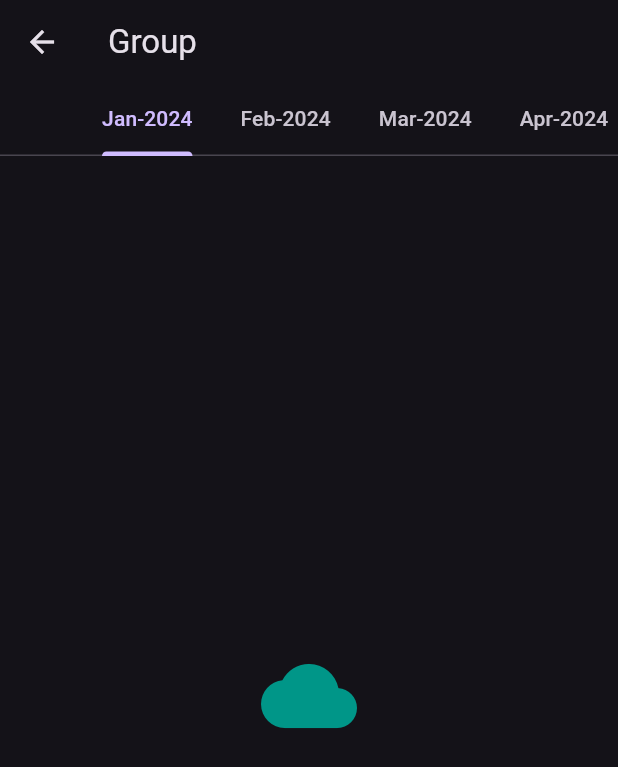
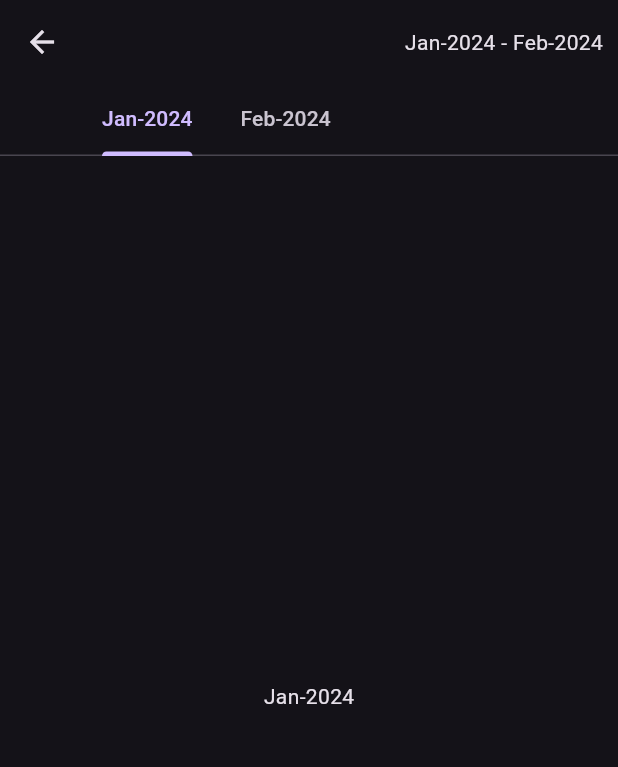
Before and after one commit to pratikmmohite/bachatgatmanager, a Flutter app: the GroupActions screen opened directly with empty values, on a phone screen of 412 x 824 dp. Shown: the top 767 px of the screen. Run offline on Flutter 3.47's test engine with Material 3 defaults, Android fonts, the phone set to English and light mode, and no system bars; our stand-ins replace sqflite, sqflite_common_ffi_web; accounts and stored records are empty.

Commit message:
Auto date tabs creating depending on start date of group

```diff
--- a/lib/common/widgets/custom_text_field.dart
+++ b/lib/common/widgets/custom_text_field.dart
@@ -8,6 +8,7 @@ class CustomTextField extends StatelessWidget {
   TextInputType? keyboardType;
   ValueChanged<String>? onChange;
   bool isRequired;
+  bool readOnly;
 
   CustomTextField(
       {super.key,
@@ -17,7 +18,8 @@ class CustomTextField extends StatelessWidget {
       this.maxLines,
       this.keyboardType,
       this.onChange,
-      this.isRequired = false});
+      this.isRequired = false,
+      this.readOnly = false});
 
   @override
   Widget build(BuildContext context) {
@@ -34,6 +36,7 @@ class CustomTextField extends StatelessWidget {
               return null;
             }
           : null,
+      readOnly: readOnly,
       decoration: InputDecoration(
         labelText: label,
         hintText: "Enter $label",
--- a/lib/features/groups/pages/group_actions.dart
+++ b/lib/features/groups/pages/group_actions.dart
@@ -10,7 +10,23 @@ class GroupActions extends StatefulWidget {
   State<GroupActions> createState() => _GroupActionsState();
 }
 
-class _GroupActionsState extends State<GroupActions> {
+class _GroupActionsState extends State<GroupActions>
+    with SingleTickerProviderStateMixin {
+  late Group group;
+  List<String> tabMonths = [];
+  List<Tab> tabs = [];
+  List<Widget> tabContent = [];
+  TabController? tabController;
+
+  @override
+  void initState() {
+    super.initState();
+    group = widget.group;
+    buildMonths();
+  }
+
+  void buildMonths() {
+    var dt = DateTime.now();
     List<String> months = [
       "Jan",
       "Feb",
@@ -25,36 +41,67 @@ class _GroupActionsState extends State<GroupActions> {
       "Nov",
       "Dec",
     ];
-  int currentMonth = 0;
-  int currentYear = 0;
-
-  @override
-  void initState() {
-    super.initState();
-    var dt = DateTime.now();
-    currentMonth = dt.month;
-    currentYear = dt.year;
+    var sdt = group.sdt;
+    var sMonth = sdt.month;
+    var sYear = sdt.year;
+    tabs = [];
+    var currentDtStr = "${months[dt.month - 1]}-${dt.year}";
+    for (int i = sMonth; i < sMonth + 12; i++) {
+      var month = ((i - 1) % 11);
+      var tabStr = "${months[month]}-$sYear";
+      tabMonths.add(tabStr);
+      tabs.add(Tab(
+        text: tabStr,
+      ));
+      tabContent.add(buildTabContent(tabStr));
+      if (i % 11 == 0) {
+        sYear++;
+      }
+      if (dt.year >= sYear && month >= dt.month) {
+        break;
+      }
+    }
+    var initialIndex = tabMonths.indexOf(currentDtStr);
+    initialIndex = initialIndex >= 0 ? initialIndex : 0;
+    tabController = TabController(
+        length: tabs.length, vsync: this, initialIndex: initialIndex);
   }
 
-  void buildMonths() {}
+  Widget buildTabContent(String month) {
+    return Center(
+      child: Text(month),
+    );
+  }
 
   @override
   Widget build(BuildContext context) {
-    final _kTabs = months.map((e) => Tab(text: "$e-$currentYear")).toList();
-    final _kTabPages = months
-        .map((e) =>
-            Center(child: Icon(Icons.cloud, size: 64.0, color: Colors.teal)))
-        .toList();
-    return DefaultTabController(
-      length: _kTabs.length,
-      child: Scaffold(
+    String title = "${group.name} ";
+    return Scaffold(
       appBar: AppBar(
-          title: const Text("Group"),
-          bottom: TabBar(tabs: _kTabs, isScrollable: true),
+        title: Column(
+          children: [
+            Text(
+              title,
+            ),
+          ],
+        ),
+        actions: [
+          Padding(
+            padding: const EdgeInsets.only(right: 10),
+            child: Text(
+              "${tabMonths.first} - ${tabMonths.last}",
+            ),
+          ),
+        ],
+        bottom: TabBar(
+          tabs: tabs,
+          isScrollable: true,
+          controller: tabController,
+        ),
       ),
       body: TabBarView(
-          children: _kTabPages,
-        ),
+        controller: tabController,
+        children: tabContent,
       ),
     );
   }
```
Also changed, not shown: lib/common/widgets/custom_date_range.dart (+6 -1 lines), lib/features/groups/pages/group_add_page.dart (+15 -6 lines). Lines whose indentation alone changed are shown as unchanged.
